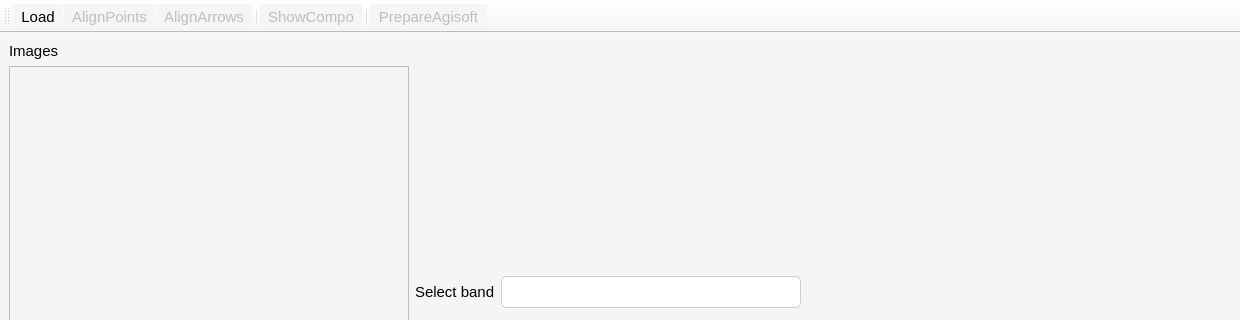
Before: the Qt Designer form gui/ui/main.ui in s-du/SkySpectral, drawn with Qt 5; both pictures show x 0 to 1240 and y 0 to 320 of the 1240 by 847 pixel window.
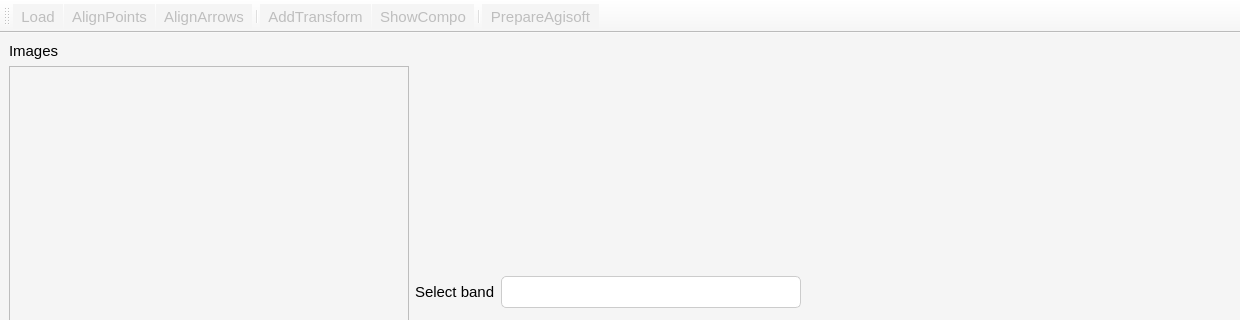
After: the same form once the commit is applied. Icons and pictures are not drawn.

Commit message: Add a raster transform

Patch:
```diff
--- a/gui/ui/main.ui
+++ b/gui/ui/main.ui
@@ -230,6 +230,9 @@
   </widget>
   <widget class="QStatusBar" name="statusbar"/>
   <widget class="QToolBar" name="toolBar">
+   <property name="enabled">
+    <bool>false</bool>
+   </property>
    <property name="windowTitle">
     <string>toolBar</string>
    </property>
@@ -243,6 +246,7 @@
    <addaction name="actionAlignPoints"/>
    <addaction name="actionAlignArrows"/>
    <addaction name="separator"/>
+   <addaction name="actionAddTransform"/>
    <addaction name="actionShowCompo"/>
    <addaction name="separator"/>
    <addaction name="actionPrepareAgisoft"/>
@@ -290,6 +294,11 @@
     <string>PrepareAgisoft</string>
    </property>
   </action>
+  <action name="actionAddTransform">
+   <property name="text">
+    <string>AddTransform</string>
+   </property>
+  </action>
  </widget>
  <resources/>
  <connections/>
```
Left out of the diff: 2 changed lines with no effect on the pictures. The commit also changes 5 other files.
